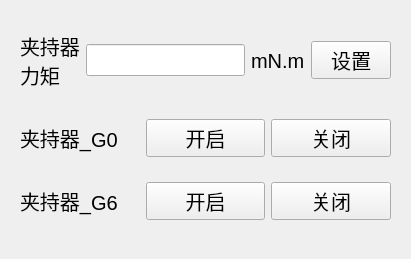
Old version of the form ui/ui_file/gripper_control.ui in the repository Jiongyu/third_modular_robot.
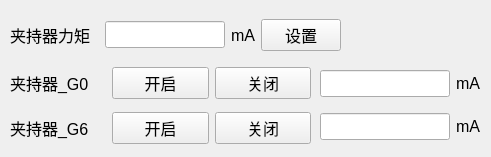
New version of the form.

Commit message: add vel_control descartes control etc windows

```diff
--- a/ui/ui_file/gripper_control.ui
+++ b/ui/ui_file/gripper_control.ui
@@ -6,8 +6,8 @@
    <rect>
     <x>0</x>
     <y>0</y>
-    <width>411</width>
-    <height>259</height>
+    <width>491</width>
+    <height>157</height>
    </rect>
   </property>
   <property name="font">
@@ -21,22 +21,32 @@
   <widget class="QWidget" name="gridLayoutWidget">
    <property name="geometry">
     <rect>
-     <x>20</x>
-     <y>100</y>
-     <width>371</width>
-     <height>141</height>
+     <x>10</x>
+     <y>60</y>
+     <width>301</width>
+     <height>91</height>
     </rect>
    </property>
    <layout class="QGridLayout" name="gridLayout">
     <item row="1" column="0">
      <widget class="QLabel" name="label_2">
+      <property name="font">
+       <font>
+        <pointsize>12</pointsize>
+       </font>
+      </property>
       <property name="text">
-       <string>夹持器_G6</string>
+       <string>夹持器_G6  </string>
       </property>
      </widget>
     </item>
     <item row="0" column="1">
      <widget class="QPushButton" name="pushButton">
+      <property name="font">
+       <font>
+        <pointsize>12</pointsize>
+       </font>
+      </property>
       <property name="text">
        <string>开启</string>
       </property>
@@ -47,6 +57,11 @@
     </item>
     <item row="1" column="1">
      <widget class="QPushButton" name="pushButton_2">
+      <property name="font">
+       <font>
+        <pointsize>12</pointsize>
+       </font>
+      </property>
       <property name="text">
        <string>开启</string>
       </property>
@@ -57,13 +72,23 @@
     </item>
     <item row="0" column="0">
      <widget class="QLabel" name="label">
+      <property name="font">
+       <font>
+        <pointsize>12</pointsize>
+       </font>
+      </property>
       <property name="text">
-       <string>夹持器_G0</string>
+       <string>夹持器_G0  </string>
       </property>
      </widget>
     </item>
     <item row="0" column="2">
      <widget class="QPushButton" name="pushButton_3">
+      <property name="font">
+       <font>
+        <pointsize>12</pointsize>
+       </font>
+      </property>
       <property name="text">
        <string>关闭</string>
       </property>
@@ -74,6 +99,11 @@
     </item>
     <item row="1" column="2">
      <widget class="QPushButton" name="pushButton_4">
+      <property name="font">
+       <font>
+        <pointsize>12</pointsize>
+       </font>
+      </property>
       <property name="text">
        <string>关闭</string>
       </property>
@@ -87,23 +117,135 @@
   <widget class="QWidget" name="horizontalLayoutWidget">
    <property name="geometry">
     <rect>
-     <x>20</x>
-     <y>20</y>
-     <width>371</width>
-     <height>81</height>
+     <x>320</x>
+     <y>60</y>
+     <width>160</width>
+     <height>91</height>
     </rect>
    </property>
-   <layout class="QHBoxLayout" name="horizontalLayout">
-    <item>
+   <layout class="QGridLayout" name="gridLayout_3">
+    <item row="0" column="0">
+     <widget class="QLineEdit" name="lineEdit_2">
+      <property name="font">
+       <font>
+        <pointsize>12</pointsize>
+       </font>
+      </property>
+      <property name="toolTip">
+       <string>&lt;html&gt;&lt;head/&gt;&lt;body&gt;&lt;p&gt;整数0~2000&lt;/p&gt;&lt;/body&gt;&lt;/html&gt;</string>
+      </property>
+      <property name="alignment">
+       <set>Qt::AlignCenter</set>
+      </property>
+      <property name="readOnly">
+       <bool>true</bool>
+      </property>
+      <property name="placeholderText">
+       <string/>
+      </property>
+     </widget>
+    </item>
+    <item row="1" column="0">
+     <widget class="QLineEdit" name="lineEdit_3">
+      <property name="font">
+       <font>
+        <pointsize>12</pointsize>
+       </font>
+      </property>
+      <property name="toolTip">
+       <string>&lt;html&gt;&lt;head/&gt;&lt;body&gt;&lt;p&gt;整数0~2000&lt;/p&gt;&lt;/body&gt;&lt;/html&gt;</string>
+      </property>
+      <property name="alignment">
+       <set>Qt::AlignCenter</set>
+      </property>
+      <property name="readOnly">
+       <bool>true</bool>
+      </property>
+      <property name="placeholderText">
+       <string/>
+      </property>
+     </widget>
+    </item>
+    <item row="0" column="1">
+     <widget class="QLabel" name="label_8">
+      <property name="font">
+       <font>
+        <pointsize>12</pointsize>
+       </font>
+      </property>
+      <property name="text">
+       <string>mA</string>
+      </property>
+     </widget>
+    </item>
+    <item row="1" column="1">
+     <widget class="QLabel" name="label_9">
+      <property name="font">
+       <font>
+        <pointsize>12</pointsize>
+       </font>
+      </property>
+      <property name="text">
+       <string>mA</string>
+      </property>
+     </widget>
+    </item>
+   </layout>
+  </widget>
+  <widget class="QLabel" name="label_7">
+   <property name="geometry">
+    <rect>
+     <x>520</x>
+     <y>230</y>
+     <width>39</width>
+     <height>79</height>
+    </rect>
+   </property>
+   <property name="text">
+    <string>mA</string>
+   </property>
+  </widget>
+  <widget class="QWidget" name="gridLayoutWidget_3">
+   <property name="geometry">
+    <rect>
+     <x>10</x>
+     <y>10</y>
+     <width>331</width>
+     <height>51</height>
+    </rect>
+   </property>
+   <layout class="QGridLayout" name="gridLayout_4">
+    <item row="0" column="2">
+     <widget class="QLabel" name="label_4">
+      <property name="font">
+       <font>
+        <pointsize>12</pointsize>
+       </font>
+      </property>
+      <property name="text">
+       <string>mA</string>
+      </property>
+     </widget>
+    </item>
+    <item row="0" column="0">
      <widget class="QLabel" name="label_3">
+      <property name="font">
+       <font>
+        <pointsize>12</pointsize>
+       </font>
+      </property>
       <property name="text">
-       <string>夹持器
-力矩</string>
+       <string>夹持器力矩  </string>
       </property>
      </widget>
     </item>
-    <item>
+    <item row="0" column="1">
      <widget class="QLineEdit" name="lineEdit">
+      <property name="font">
+       <font>
+        <pointsize>12</pointsize>
+       </font>
+      </property>
       <property name="toolTip">
        <string>&lt;html&gt;&lt;head/&gt;&lt;body&gt;&lt;p&gt;整数0~2000&lt;/p&gt;&lt;/body&gt;&lt;/html&gt;</string>
       </property>
@@ -115,15 +257,13 @@
       </property>
      </widget>
     </item>
-    <item>
-     <widget class="QLabel" name="label_4">
-      <property name="text">
-       <string>mN.m</string>
-      </property>
-     </widget>
-    </item>
-    <item>
+    <item row="0" column="3">
      <widget class="QPushButton" name="pushButton_5">
+      <property name="font">
+       <font>
+        <pointsize>12</pointsize>
+       </font>
+      </property>
       <property name="text">
        <string>设置</string>
       </property>
```
Left out of the diff: 50 changed lines with no effect on the pictures. The commit also changes 36 other files.
